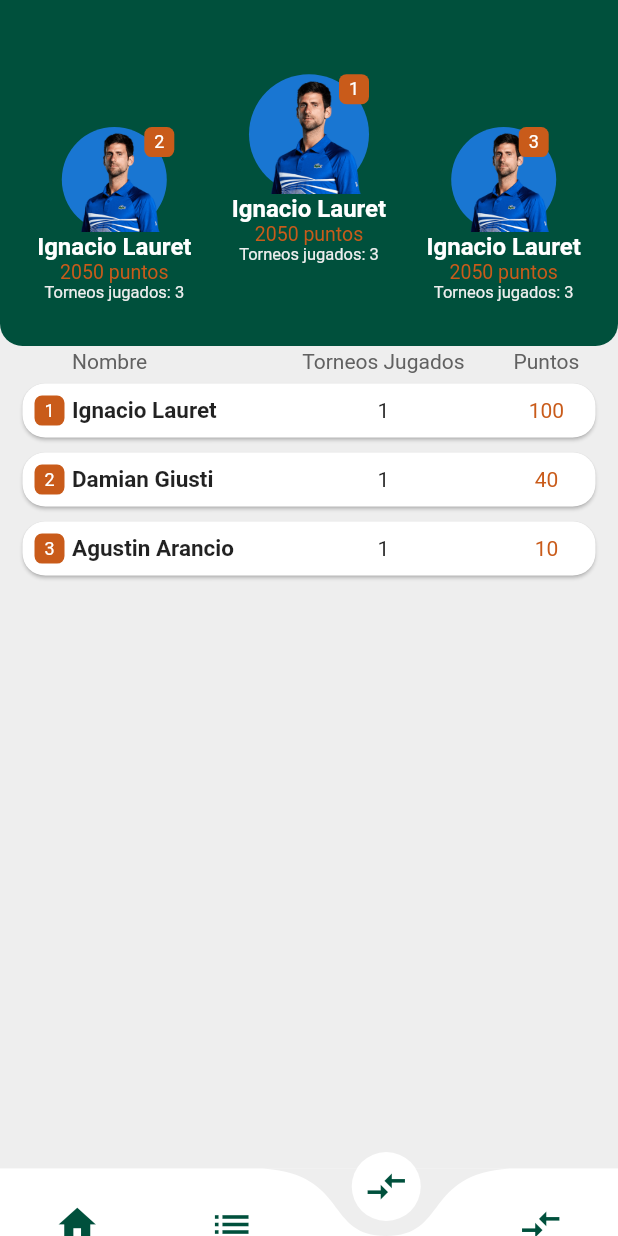
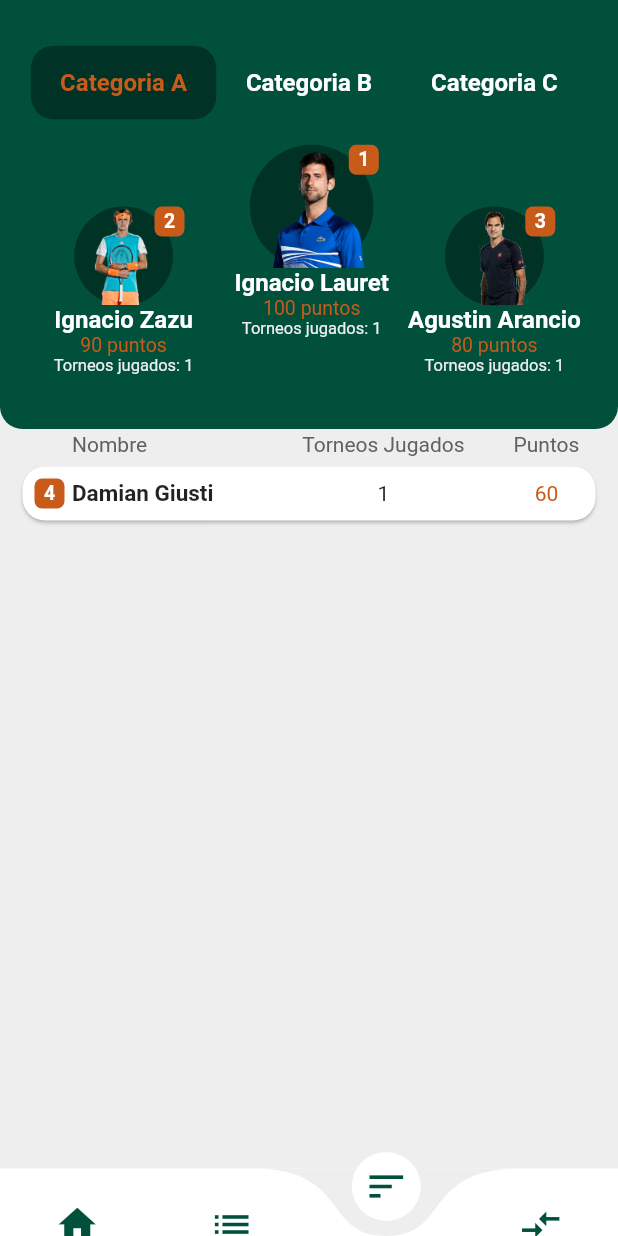
Before and after one commit to ignalauret/Flutter-TennisTorunament, a Flutter app: the screen it shows after launch, item 3 of the bottom bar chosen, on a phone screen of 412 x 824 dp. Run offline on Flutter 3.47's test engine with Material 2 defaults, Android fonts, the phone set to English and light mode, and no system bars; drawn by our look-alikes of curved_navigation_bar.

Commit message:
Finish ranking screen

```diff
--- a/lib/models/player.dart
+++ b/lib/models/player.dart
@@ -1,18 +1,33 @@
 import 'package:flutter/material.dart';
 
 class Player {
-  Player({@required this.id, @required this.name, @required this.birth, this.points});
+  Player({
+    @required this.id,
+    @required this.name,
+    @required this.birth,
+    @required this.points,
+    this.profileUrl,
+  });
 
   final String id;
   final String name;
   final DateTime birth;
-  final int points;
+  final Map<String, int> points;
+  final String profileUrl;
 
   int get age {
     final now = DateTime.now();
     final years = now.year - birth.year;
-    if(now.month < birth.month) return years - 1;
-    if(now.month == birth.month && now.day < birth.day) return years - 1;
+    if (now.month < birth.month) return years - 1;
+    if (now.month == birth.month && now.day < birth.day) return years - 1;
     return years;
   }
+
+  int getPointsOfCategory(String category) {
+    return points[category];
+  }
+
+  bool playsCategory(String category) {
+    return points[category] != 0;
+  }
 }
--- a/lib/providers/matches.dart
+++ b/lib/providers/matches.dart
@@ -9,7 +9,7 @@ class Matches extends ChangeNotifier {
       result1: ["6", "6", "6"],
       result2: ["0", "7", "3"],
       date: DateTime(2020, 5, 14, 16, 30),
-      tournament: "Ausralian Open",
+      tournament: "Ausralian Open A",
       round: "Segunda Ronda",
     ),
     Match(
@@ -18,7 +18,7 @@ class Matches extends ChangeNotifier {
       result1: ["6", "6"],
       result2: ["3", "3"],
       date: DateTime(2020, 5, 13, 18, 00),
-      tournament: "Ausralian Open",
+      tournament: "Ausralian Open B",
       round: "Semifinal",
     ),
   ];
--- a/lib/providers/players.dart
+++ b/lib/providers/players.dart
@@ -3,9 +3,34 @@ import 'package:tennistournament/models/player.dart';
 
 class Players extends ChangeNotifier {
   List<Player> _players = [
-    Player(name: "Ignacio Lauret", birth: DateTime(1998, 10, 15), id: "0", points: 100),
-    Player(name: "Agustin Arancio", birth: DateTime(1995, 8, 23), id: "1", points: 10),
-    Player(name: "Damian Giusti", birth: DateTime(1993, 6, 10), id: "2", points: 40),
+    Player(
+      name: "Ignacio Lauret",
+      birth: DateTime(1998, 10, 15),
+      id: "0",
+      points: {"A": 100, "B": 50, "C": 30},
+      profileUrl: "assets/img/Djokovic.png",
+    ),
+    Player(
+      name: "Agustin Arancio",
+      birth: DateTime(1995, 8, 23),
+      id: "1",
+      points: {"A": 80, "B": 30, "C": 20},
+      profileUrl: "assets/img/Federer.png",
+    ),
+    Player(
+      name: "Damian Giusti",
+      birth: DateTime(1993, 6, 10),
+      id: "2",
+      points: {"A": 60, "B": 20, "C": 20},
+      profileUrl: "assets/img/Nadal.png",
+    ),
+    Player(
+      name: "Ignacio Zazu",
+      birth: DateTime(1980, 6, 10),
+      id: "3",
+      points: {"A": 90, "B": 0, "C": 0},
+      profileUrl: "assets/img/Zverev.png",
+    ),
   ];
 
   List<Player> get players {
@@ -13,10 +38,18 @@ class Players extends ChangeNotifier {
   }
 
   String getPlayerName(String id) {
-    return _players.firstWhere((player) => player.id == id).name;
+    return getPlayerById(id).name;
   }
 
-  int getPlayerPoints(String id) {
-    return _players.firstWhere((player) => player.id == id).points;
+  int getPlayerPoints(String id, String category) {
+    return getPlayerById(id).points[category];
+  }
+
+  String getPlayerImage(String id) {
+    return getPlayerById(id).profileUrl;
+  }
+
+  Player getPlayerById(String id) {
+    return _players.firstWhere((player) => player.id == id);
   }
 }
--- a/lib/providers/ranking.dart
+++ b/lib/providers/ranking.dart
@@ -2,14 +2,20 @@ import 'package:flutter/foundation.dart';
 import 'package:tennistournament/models/player.dart';
 
 class Ranking extends ChangeNotifier {
-  Ranking(this.players);
-  final List<String> ranking = [];
-  final List<Player> players;
+  Ranking(this._players);
+  final Map<String, List<String>> ranking = {};
+  final List<Player> _players;
 
-  List<String> fetchRanking() {
-    if (ranking.isNotEmpty) return ranking;
-    players
-        .sort((player1, player2) => player2.points.compareTo(player1.points));
-    return players.map((player) => player.id).toList();
+  List<String> fetchRanking(String category) {
+    if (ranking[category] != null) return ranking[category];
+    final playersList = [..._players];
+    playersList.retainWhere((player) => player.playsCategory(category));
+    playersList.sort(
+      (player1, player2) =>
+          player2.points[category].compareTo(player1.points[category]),
+    );
+    final result = playersList.map((player) => player.id).toList();
+    ranking.addAll({category: result});
+    return result;
   }
 }
--- a/lib/screens/home_screen.dart
+++ b/lib/screens/home_screen.dart
@@ -1,7 +1,6 @@
 import 'package:flutter/material.dart';
 import 'package:tennistournament/utils/constants.dart';
 import 'package:tennistournament/widgets/matches/matches_list.dart';
-import 'package:tennistournament/widgets/players/players_list.dart';
 
 class HomeScreen extends StatelessWidget {
   @override
@@ -24,10 +23,7 @@ class HomeScreen extends StatelessWidget {
           "Ranking",
           style: TITLE_STYLE,
         ),
-        Container(
-          height: size.height * 0.3,
-          child: PlayersList(),
-        ),
+
       ],
     );
   }
--- a/lib/screens/ranking_screen.dart
+++ b/lib/screens/ranking_screen.dart
@@ -1,20 +1,26 @@
-import 'package:flutter/foundation.dart';
+import 'dart:math';
+
 import 'package:flutter/material.dart';
 import 'package:flutter/rendering.dart';
-import 'package:intl/intl.dart';
+import 'package:provider/provider.dart';
+import 'package:tennistournament/providers/players.dart';
+import 'package:tennistournament/providers/ranking.dart';
 import 'package:tennistournament/utils/constants.dart';
 import 'package:tennistournament/widgets/players/players_list.dart';
 import 'package:tennistournament/widgets/ranking_badge.dart';
 
-class RankingScreen extends StatelessWidget {
+class RankingScreen extends StatefulWidget {
   @override
-  Widget build(BuildContext context) {
-    const TextStyle whiteName = TextStyle(
+  _RankingScreenState createState() => _RankingScreenState();
+}
+
+class _RankingScreenState extends State<RankingScreen> {
+  final TextStyle whiteName = TextStyle(
     color: Colors.white,
     fontWeight: FontWeight.bold,
     fontSize: 16,
   );
-    const TextStyle accentPoints = TextStyle(
+  final TextStyle accentPoints = TextStyle(
     color: ACCENT_COLOR,
     fontSize: 13,
   );
@@ -26,13 +32,113 @@ class RankingScreen extends StatelessWidget {
     color: Colors.grey[700],
     fontSize: 14,
   );
+
+  String selectedCategory = "A";
+
+  Widget _buildCategoryButton(String text, bool selected) {
+    return Container(
+      width: MediaQuery.of(context).size.width * 0.30,
+      child: FlatButton(
+        padding: const EdgeInsets.all(15),
+        onPressed: () {
+          setState(() {
+            selectedCategory = text.substring(text.length - 1);
+          });
+        },
+        color: selected ? Colors.black38 : Colors.transparent,
+        shape: RoundedRectangleBorder(
+          borderRadius: BorderRadius.circular(BORDER_RADIUS),
+        ),
+        child: FittedBox(
+          fit: BoxFit.scaleDown,
+          child: Text(
+            text,
+            style: TextStyle(
+              color: selected ? ACCENT_COLOR : Colors.white,
+              fontWeight: FontWeight.bold,
+              fontSize: 16,
+            ),
+          ),
+        ),
+      ),
+    );
+  }
+
+  Widget _buildPodium({
+    int ranking,
+    String name,
+    int points,
+    int tournaments,
+    String imageUrl,
+    Size size,
+  }) {
+    return Positioned(
+      top: ranking == 1 ? size.height * 0.02 : size.height * 0.07,
+      left: ranking == 1
+          ? size.width * 0.5 - 60
+          : ranking == 2
+              ? size.width * 0.05
+              : size.width * 0.95 - size.width * 0.30,
+      child: Container(
+        height: size.height * 0.20,
+        width: size.width * 0.30,
+        child: Column(
+          children: <Widget>[
+            CircleAvatar(
+              child: Image.asset(imageUrl),
+              backgroundColor: Colors.black38,
+              radius: ranking == 1
+                  ? min(size.height * 0.08, size.width * 0.10)
+                  : min(size.height * 0.06, size.width * 0.08),
+            ),
+            Text(
+              name,
+              style: whiteName,
+            ),
+            Text(
+              "$points puntos",
+              style: accentPoints,
+            ),
+            Text(
+              "Torneos jugados: $tournaments",
+              style: greyTournaments,
+            ),
+          ],
+        ),
+      ),
+    );
+  }
+
+  @override
+  Widget build(BuildContext context) {
+    final size = MediaQuery.of(context).size;
+    final ranking =
+        Provider.of<Ranking>(context).fetchRanking(selectedCategory);
+    final playerData = Provider.of<Players>(context);
     return Container(
       child: Column(
         children: <Widget>[
+          Container(
+            padding: EdgeInsets.only(
+              top: 30,
+              left: size.width * 0.05,
+              right: size.width * 0.05,
+            ),
+            height: 80,
+            color: MAIN_COLOR,
+            child: Row(
+              mainAxisAlignment: MainAxisAlignment.spaceEvenly,
+              children: <Widget>[
+                _buildCategoryButton("Categoria A", selectedCategory == "A"),
+                _buildCategoryButton("Categoria B", selectedCategory == "B"),
+                _buildCategoryButton("Categoria C", selectedCategory == "C"),
+              ],
+            ),
+          ),
           Stack(
             children: <Widget>[
               Container(
-                height: MediaQuery.of(context).size.height * 0.28,
+                height: MediaQuery.of(context).size.height * 0.25,
                 width: double.infinity,
                 decoration: BoxDecoration(
                   borderRadius: BorderRadius.only(
@@ -42,103 +148,51 @@ class RankingScreen extends StatelessWidget {
                   color: MAIN_COLOR,
                 ),
               ),
-              Positioned(
-                top: MediaQuery.of(context).size.height * 0.06,
-                left: MediaQuery.of(context).size.width * 0.5 - 60,
-                child: Container(
-                  height: 130,
-                  width: 120,
-                  child: Column(
-                    children: <Widget>[
-                      CircleAvatar(
-                        child: Image.asset("assets/img/Djokovic.png"),
-                        radius: 40,
+              _buildPodium(
+                ranking: 1,
+                name: playerData.getPlayerName(ranking[0]),
+                points:
+                    playerData.getPlayerPoints(ranking[0], selectedCategory),
+                tournaments: 1,
+                imageUrl: playerData.getPlayerImage(ranking[0]),
+                size: size,
               ),
-                      Text(
-                        "Ignacio Lauret",
-                        style: whiteName,
+              _buildPodium(
+                ranking: 2,
+                name: playerData.getPlayerName(ranking[1]),
+                points:
+                    playerData.getPlayerPoints(ranking[1], selectedCategory),
+                tournaments: 1,
+                imageUrl: playerData.getPlayerImage(ranking[1]),
+                size: size,
               ),
-                      Text(
-                        "2050 puntos",
-                        style: accentPoints,
-                      ),
-                      Text(
-                        "Torneos jugados: 3",
-                        style: greyTournaments,
-                      ),
-                    ],
-                  ),
-                ),
+              _buildPodium(
+                ranking: 3,
+                name: playerData.getPlayerName(ranking[2]),
+                points:
+                    playerData.getPlayerPoints(ranking[2], selectedCategory),
+                tournaments: 1,
+                imageUrl: playerData.getPlayerImage(ranking[2]),
+                size: size,
               ),
               Positioned(
-                top: MediaQuery.of(context).size.height * 0.06,
-                left: MediaQuery.of(context).size.width * 0.5 - 60 + 80,
+                top: MediaQuery.of(context).size.height * 0.02,
+                left: MediaQuery.of(context).size.width * 0.5 -
+                    60 +
+                    size.width * 0.21,
                 child: RankingBadge("1"),
               ),
               Positioned(
-                top: MediaQuery.of(context).size.height * 0.03 + 60,
-                left: MediaQuery.of(context).size.width * 0.1 - 20,
-                child: Container(
-                  height: 120,
-                  width: 110,
-                  child: Column(
-                    children: <Widget>[
-                      CircleAvatar(
-                        child: Image.asset("assets/img/Djokovic.png"),
-                        radius: 35,
-                      ),
-                      Text(
-                        "Ignacio Lauret",
-                        style: whiteName,
-                      ),
-                      Text(
-                        "2050 puntos",
-                        style: accentPoints,
-                      ),
-                      Text(
-                        "Torneos jugados: 3",
-                        style: greyTournaments,
-                      ),
-                    ],
-                  ),
-                ),
-              ),
-              Positioned(
-                top: MediaQuery.of(context).size.height * 0.03 + 60,
-                left: MediaQuery.of(context).size.width * 0.1 - 20 + 75,
+                top: MediaQuery.of(context).size.height * 0.07,
+                left: MediaQuery.of(context).size.width * 0.05 +
+                    size.width * 0.20,
                 child: RankingBadge("2"),
               ),
               Positioned(
-                top: MediaQuery.of(context).size.height * 0.03 + 60,
-                left: MediaQuery.of(context).size.width * 0.9 - 90,
-                child: Container(
-                  height: 120,
-                  width: 110,
-                  child: Column(
-                    children: <Widget>[
-                      CircleAvatar(
-                        child: Image.asset("assets/img/Djokovic.png"),
-                        radius: 35,
-                      ),
-                      Text(
-                        "Ignacio Lauret",
-                        style: whiteName,
-                      ),
-                      Text(
-                        "2050 puntos",
-                        style: accentPoints,
-                      ),
-                      Text(
-                        "Torneos jugados: 3",
-                        style: greyTournaments,
-                      ),
-                    ],
-                  ),
-                ),
-              ),
-              Positioned(
-                top: MediaQuery.of(context).size.height * 0.03 + 60,
-                left: MediaQuery.of(context).size.width * 0.9 - 100 + 75,
+                top: MediaQuery.of(context).size.height * 0.07,
+                left: MediaQuery.of(context).size.width * 0.95 -
+                    size.width * 0.3 +
+                    size.width * 0.2,
                 child: RankingBadge("3"),
               ),
             ],
@@ -177,8 +231,8 @@ class RankingScreen extends StatelessWidget {
             ),
           ),
           Container(
-            height: MediaQuery.of(context).size.height * 0.72 - 45 - 20,
-            child: PlayersList(),
+            height: MediaQuery.of(context).size.height * 0.75 - 45 - 20 - 80,
+            child: PlayersList(selectedCategory, ranking.sublist(3)),
           ),
         ],
       ),
--- a/lib/screens/tabs_controller_screen.dart
+++ b/lib/screens/tabs_controller_screen.dart
@@ -50,7 +50,7 @@ class _TabsControllerScreenState extends State<TabsControllerScreen> {
             color: MAIN_COLOR,
           ),
           Icon(
-            Icons.compare_arrows,
+            Icons.sort,
             size: 30,
             color: MAIN_COLOR,
           ),
--- a/lib/widgets/players/player_list_item.dart
+++ b/lib/widgets/players/player_list_item.dart
@@ -49,7 +49,9 @@ class PlayerListItem extends StatelessWidget {
               width: MediaQuery.of(context).size.width * 0.12,
               child: Text(
                 points,
-                style: TextStyle(color: ACCENT_COLOR,),
+                style: TextStyle(
+                  color: ACCENT_COLOR,
+                ),
                 textAlign: TextAlign.center,
               ),
             )
--- a/lib/widgets/players/players_list.dart
+++ b/lib/widgets/players/players_list.dart
@@ -1,21 +1,22 @@
 import 'package:flutter/material.dart';
 import 'package:provider/provider.dart';
-import 'package:tennistournament/providers/ranking.dart';
 import '../../providers/players.dart';
 import 'player_list_item.dart';
 
 class PlayersList extends StatelessWidget {
+  PlayersList(this.selectedCategory, this.ranking);
+  final String selectedCategory;
+  final List<String> ranking;
   @override
   Widget build(BuildContext context) {
-    final ranking = Provider.of<Ranking>(context).fetchRanking();
     final playersData = Provider.of<Players>(context);
     return ListView.builder(
       padding: const EdgeInsets.all(0),
       itemBuilder: (ctx, index) => PlayerListItem(
-        ranking: (index + 1).toString(),
+        ranking: (index + 4).toString(),
         name: playersData.getPlayerName(ranking[index]),
         tournaments: "1",
-        points: playersData.getPlayerPoints(ranking[index]).toString(),
+        points: playersData.getPlayerPoints(ranking[index], selectedCategory).toString(),
       ),
       itemCount: ranking.length,
     );
--- a/lib/widgets/ranking_badge.dart
+++ b/lib/widgets/ranking_badge.dart
@@ -18,8 +18,9 @@ class RankingBadge extends StatelessWidget {
       child: Text(
         rank,
         style: TextStyle(
-          fontSize: 12,
+          fontSize: 13,
           color: Colors.white,
+          fontWeight: FontWeight.bold
         ),
       ),
     );
--- a/pubspec.yaml
+++ b/pubspec.yaml
@@ -46,8 +46,9 @@ flutter:
   # To add assets to your application, add an assets section, like this:
   assets:
     - assets/img/Djokovic.png
-    - assets/img/federer.jpg
-    - assets/img/Nadal.jpg
+    - assets/img/Federer.png
+    - assets/img/Nadal.png
+    - assets/img/Zverev.png
 
   # An image asset can refer to one or more resolution-specific "variants", see
   # https://flutter.dev/assets-and-images/#resolution-aware.
```
Also changed, not shown: assets/img/Federer.png (added), assets/img/Nadal.jpg (deleted), assets/img/Nadal.png (added), assets/img/Zverev.png (added), assets/img/federer.jpg (deleted). Lines whose indentation alone changed are shown as unchanged.
